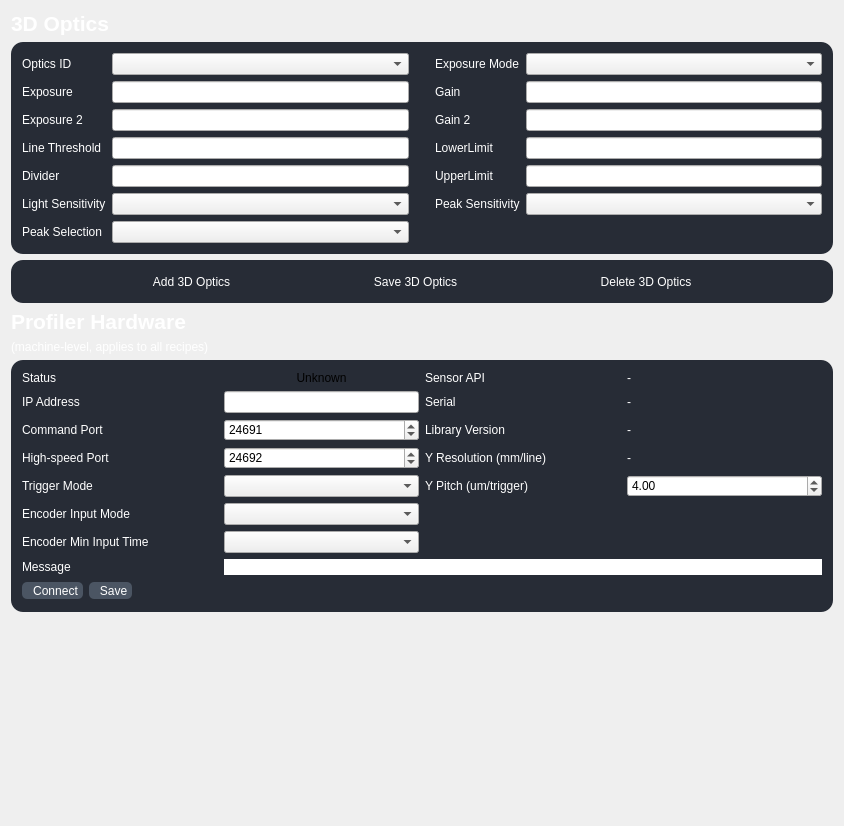
This is VisionApp/3DOpticsTab.ui in AtlasJ/Pogo as Qt 5 draws it before an edit. The edited form follows.
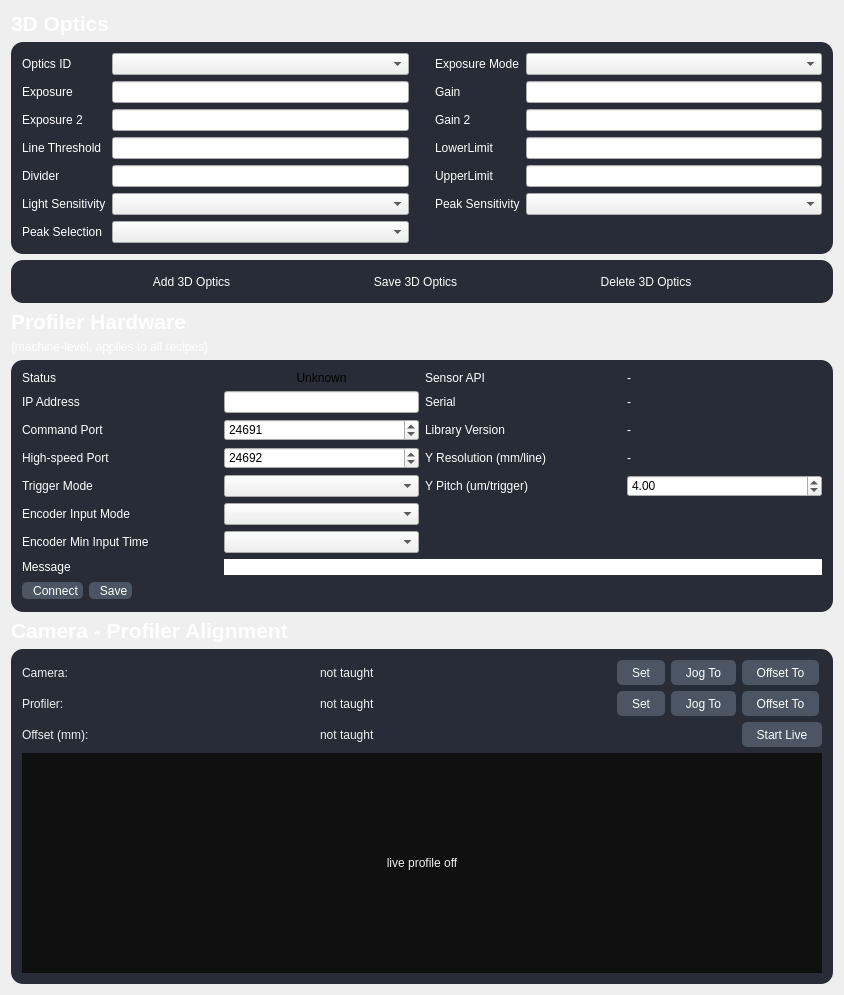
This is the edited form. Icons and pictures are not drawn.

Commit message: 3D Optics: camera-profiler alignment frame with live profile view

The edit to the form file:
```diff
--- a/VisionApp/3DOpticsTab.ui
+++ b/VisionApp/3DOpticsTab.ui
@@ -29,6 +29,11 @@
 	border-radius: 12px;
 }
 
+QFrame#frame_align3D{
+	background-color: rgb(39, 44, 54);
+	border-radius: 12px;
+}
+
 QToolButton {
   background-color: transparent;
   color: #F0F0F0;
@@ -220,6 +225,210 @@
     </widget>
    </item>
    <item row="6" column="0">
+    <widget class="QLabel" name="label_capAlignTitle">
+     <property name="font">
+      <font>
+       <pointsize>16</pointsize>
+       <weight>75</weight>
+       <bold>true</bold>
+      </font>
+     </property>
+     <property name="styleSheet">
+      <string notr="true">color:white;
+background-color: transparent</string>
+     </property>
+     <property name="text">
+      <string>Camera - Profiler Alignment</string>
+     </property>
+    </widget>
+   </item>
+   <item row="7" column="0">
+    <widget class="QFrame" name="frame_align3D">
+     <property name="frameShape">
+      <enum>QFrame::StyledPanel</enum>
+     </property>
+     <property name="frameShadow">
+      <enum>QFrame::Raised</enum>
+     </property>
+     <layout class="QGridLayout" name="gridLayout_align3D">
+      <item row="0" column="0">
+       <widget class="QLabel" name="label_capAlignCam">
+        <property name="styleSheet">
+         <string notr="true">color:#F0F0F0;</string>
+        </property>
+        <property name="text">
+         <string>Camera:</string>
+        </property>
+       </widget>
+      </item>
+      <item row="0" column="1">
+       <widget class="QLabel" name="label_alignCamPos">
+        <property name="styleSheet">
+         <string notr="true">color:#F0F0F0;</string>
+        </property>
+        <property name="text">
+         <string>not taught</string>
+        </property>
+       </widget>
+      </item>
+      <item row="0" column="2">
+       <widget class="QToolButton" name="toolButton_alignSetCam">
+        <property name="styleSheet">
+         <string notr="true">background-color: #4b5563; color: white; border-radius: 5px; padding: 4px 10px;</string>
+        </property>
+        <property name="toolTip">
+         <string>Store the current XYZ as the camera position (feature centered in the camera FOV)</string>
+        </property>
+        <property name="text">
+         <string>Set</string>
+        </property>
+       </widget>
+      </item>
+      <item row="0" column="3">
+       <widget class="QToolButton" name="toolButton_alignJogCam">
+        <property name="styleSheet">
+         <string notr="true">background-color: #4b5563; color: white; border-radius: 5px; padding: 4px 10px;</string>
+        </property>
+        <property name="toolTip">
+         <string>Jog to the stored camera position</string>
+        </property>
+        <property name="text">
+         <string>Jog To</string>
+        </property>
+       </widget>
+      </item>
+      <item row="0" column="4">
+       <widget class="QToolButton" name="toolButton_alignOffsetToCam">
+        <property name="styleSheet">
+         <string notr="true">background-color: #4b5563; color: white; border-radius: 5px; padding: 4px 10px;</string>
+        </property>
+        <property name="toolTip">
+         <string>Jog from the current position back to the camera (reverse of the camera-to-profiler offset)</string>
+        </property>
+        <property name="text">
+         <string>Offset To</string>
+        </property>
+       </widget>
+      </item>
+      <item row="1" column="0">
+       <widget class="QLabel" name="label_capAlignProf">
+        <property name="styleSheet">
+         <string notr="true">color:#F0F0F0;</string>
+        </property>
+        <property name="text">
+         <string>Profiler:</string>
+        </property>
+       </widget>
+      </item>
+      <item row="1" column="1">
+       <widget class="QLabel" name="label_alignProfPos">
+        <property name="styleSheet">
+         <string notr="true">color:#F0F0F0;</string>
+        </property>
+        <property name="text">
+         <string>not taught</string>
+        </property>
+       </widget>
+      </item>
+      <item row="1" column="2">
+       <widget class="QToolButton" name="toolButton_alignSetProf">
+        <property name="styleSheet">
+         <string notr="true">background-color: #4b5563; color: white; border-radius: 5px; padding: 4px 10px;</string>
+        </property>
+        <property name="toolTip">
+         <string>Store the current XYZ as the profiler position (laser line centered on the same feature)</string>
+        </property>
+        <property name="text">
+         <string>Set</string>
+        </property>
+       </widget>
+      </item>
+      <item row="1" column="3">
+       <widget class="QToolButton" name="toolButton_alignJogProf">
+        <property name="styleSheet">
+         <string notr="true">background-color: #4b5563; color: white; border-radius: 5px; padding: 4px 10px;</string>
+        </property>
+        <property name="toolTip">
+         <string>Jog to the stored profiler position</string>
+        </property>
+        <property name="text">
+         <string>Jog To</string>
+        </property>
+       </widget>
+      </item>
+      <item row="1" column="4">
+       <widget class="QToolButton" name="toolButton_alignOffsetToProf">
+        <property name="styleSheet">
+         <string notr="true">background-color: #4b5563; color: white; border-radius: 5px; padding: 4px 10px;</string>
+        </property>
+        <property name="toolTip">
+         <string>Jog from the current position by the camera-to-profiler offset (what production uses)</string>
+        </property>
+        <property name="text">
+         <string>Offset To</string>
+        </property>
+       </widget>
+      </item>
+      <item row="2" column="0">
+       <widget class="QLabel" name="label_capAlignOffset">
+        <property name="styleSheet">
+         <string notr="true">color:#F0F0F0;</string>
+        </property>
+        <property name="text">
+         <string>Offset (mm):</string>
+        </property>
+       </widget>
+      </item>
+      <item row="2" column="1" colspan="3">
+       <widget class="QLabel" name="label_alignOffset">
+        <property name="styleSheet">
+         <string notr="true">color:#F0F0F0;</string>
+        </property>
+        <property name="text">
+         <string>not taught</string>
+        </property>
+       </widget>
+      </item>
+      <item row="2" column="4">
+       <widget class="QToolButton" name="toolButton_alignLive">
+        <property name="styleSheet">
+         <string notr="true">background-color: #4b5563; color: white; border-radius: 5px; padding: 4px 10px;</string>
+        </property>
+        <property name="toolTip">
+         <string>Toggle: start/stop continuous single-profile scanning drawn below</string>
+        </property>
+        <property name="text">
+         <string>Start Live</string>
+        </property>
+        <property name="checkable">
+         <bool>true</bool>
+        </property>
+       </widget>
+      </item>
+      <item row="3" column="0" colspan="5">
+       <widget class="QLabel" name="label_alignProfileView">
+        <property name="minimumSize">
+         <size>
+          <width>0</width>
+          <height>220</height>
+         </size>
+        </property>
+        <property name="styleSheet">
+         <string notr="true">background-color:#101010; color:#F0F0F0;</string>
+        </property>
+        <property name="text">
+         <string>live profile off</string>
+        </property>
+        <property name="alignment">
+         <set>Qt::AlignCenter</set>
+        </property>
+       </widget>
+      </item>
+     </layout>
+    </widget>
+   </item>
+
+   <item row="8" column="0">
     <spacer name="verticalSpacer">
      <property name="orientation">
       <enum>Qt::Vertical</enum>
```
The commit also changes 11 other files.
